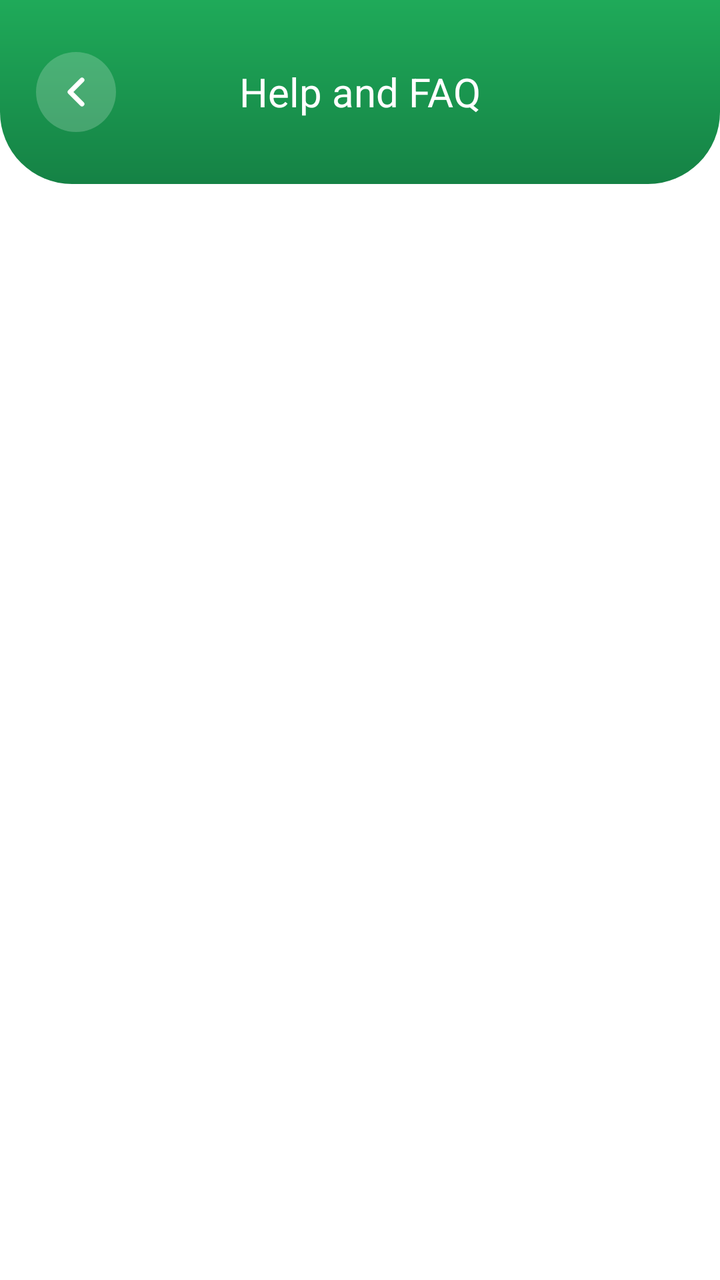
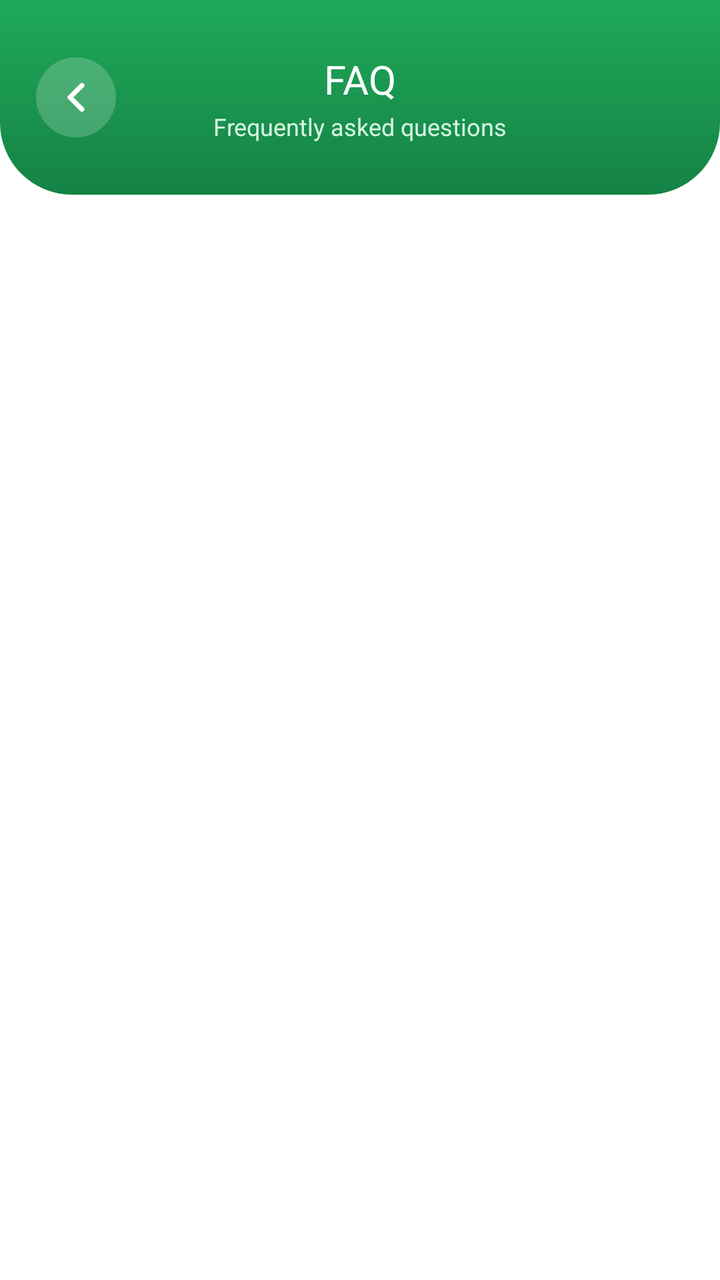

An Android layout rendered at two revisions. The XML below is the earlier revision; the diff shows what the commit changed to produce the second picture.
<!-- AndroidManifest.xml: application theme Theme.ViewGrow.Starting -->
<!-- res/layout/fragment_faq.xml -->
<?xml version="1.0" encoding="utf-8"?>
<LinearLayout xmlns:android="http://schemas.android.com/apk/res/android"
    android:layout_width="match_parent"
    android:layout_height="match_parent"
    android:background="@color/surface"
    android:orientation="vertical">

    <FrameLayout
        android:id="@+id/hero"
        android:layout_width="match_parent"
        android:layout_height="wrap_content"
        android:background="@drawable/bg_hero"
        android:paddingStart="18dp"
        android:paddingTop="26dp"
        android:paddingEnd="18dp"
        android:paddingBottom="26dp">
        <ImageView
            android:id="@+id/back"
            android:layout_width="40dp"
            android:layout_height="40dp"
            android:layout_gravity="start|center_vertical"
            android:background="@drawable/bg_back_circle"
            android:clickable="true"
            android:contentDescription="Back"
            android:focusable="true"
            android:padding="8dp"
            android:src="@drawable/ic_back" />
        <TextView
            android:layout_width="wrap_content"
            android:layout_height="wrap_content"
            android:layout_gravity="center"
            android:tag="extrabold"
            android:text="Help and FAQ"
            android:textColor="@color/white"
            android:textSize="20sp" />
    </FrameLayout>

    <ScrollView
        android:layout_width="match_parent"
        android:layout_height="0dp"
        android:layout_weight="1">
        <LinearLayout
            android:id="@+id/faq_body"
            android:layout_width="match_parent"
            android:layout_height="wrap_content"
            android:orientation="vertical"
            android:padding="16dp" />
    </ScrollView>
</LinearLayout>
<!-- resources referenced by this layout -->
<resources>
  <color name="surface">#FFFFFF</color>
  <color name="white">#FFFFFF</color>
  <!-- drawable bg_back_circle (drawable) -->
  <?xml version="1.0" encoding="utf-8"?>
  <shape xmlns:android="http://schemas.android.com/apk/res/android" android:shape="oval">
      <solid android:color="#33FFFFFF" />
  </shape>
  <!-- drawable bg_hero (drawable) -->
  <?xml version="1.0" encoding="utf-8"?>
  <shape xmlns:android="http://schemas.android.com/apk/res/android" android:shape="rectangle">
      <gradient android:angle="270" android:startColor="@color/green" android:endColor="@color/green_dark" />
      <corners android:bottomLeftRadius="36dp" android:bottomRightRadius="36dp" />
  </shape>
  <!-- drawable ic_back (drawable) -->
  <?xml version="1.0" encoding="utf-8"?>
  <vector xmlns:android="http://schemas.android.com/apk/res/android"
      android:width="24dp"
      android:height="24dp"
      android:viewportWidth="24"
      android:viewportHeight="24">
      <path
          android:fillColor="#00000000"
          android:pathData="M15,18l-6,-6 6,-6"
          android:strokeColor="#FFFFFFFF"
          android:strokeLineCap="round"
          android:strokeLineJoin="round"
          android:strokeWidth="2.4" />
  </vector>
  <style name="Theme.ViewGrow.Starting" parent="Theme.SplashScreen">
          <item name="windowSplashScreenBackground">@color/splash_bg</item>
          <item name="windowSplashScreenAnimatedIcon">@drawable/splash_icon</item>
          <item name="postSplashScreenTheme">@style/Theme.ViewGrow</item>
      </style>
  <color name="green">#1FAA59</color>
  <color name="green_dark">#158245</color>
  <color name="splash_bg">#F6F6F6</color>
  <!-- drawable splash_icon: png bitmap (drawable-nodpi, 113375 bytes) -->
  <style name="Theme.ViewGrow" parent="Theme.MaterialComponents.DayNight.NoActionBar">
          <item name="colorPrimary">@color/green</item>
          <item name="colorSurface">@color/surface</item>
          <item name="colorOnSurface">@color/dark</item>
          <item name="colorPrimaryVariant">@color/green_dark</item>
          <item name="colorOnPrimary">@color/white</item>
          <item name="colorSecondary">@color/green</item>
          <item name="colorControlActivated">@color/green</item>
          <item name="android:windowBackground">@color/surface</item>
          <item name="android:statusBarColor">@android:color/transparent</item>
          <item name="android:navigationBarColor">@color/surface</item>
          <item name="android:windowLightStatusBar">false</item>
      </style>
  <color name="dark">#111B21</color>
</resources>

<!-- the commit's change to res/layout/fragment_faq.xml (unified diff, before → after) -->
@@ -25,14 +25,27 @@
             android:focusable="true"
             android:padding="8dp"
             android:src="@drawable/ic_back" />
-        <TextView
+        <LinearLayout
             android:layout_width="wrap_content"
             android:layout_height="wrap_content"
             android:layout_gravity="center"
-            android:tag="extrabold"
-            android:text="Help and FAQ"
-            android:textColor="@color/white"
-            android:textSize="20sp" />
+            android:gravity="center_horizontal"
+            android:orientation="vertical">
+            <TextView
+                android:layout_width="wrap_content"
+                android:layout_height="wrap_content"
+                android:tag="extrabold"
+                android:text="FAQ"
+                android:textColor="@color/white"
+                android:textSize="20sp" />
+            <TextView
+                android:layout_width="wrap_content"
+                android:layout_height="wrap_content"
+                android:layout_marginTop="2dp"
+                android:text="Frequently asked questions"
+                android:textColor="@color/header_text_soft"
+                android:textSize="12sp" />
+        </LinearLayout>
     </FrameLayout>
 
     <ScrollView
<!-- resource entries referenced after the edit -->
@@ -1,5 +1,6 @@
 <!-- resources referenced by this layout -->
 <resources>
+  <color name="header_text_soft">#D6F4E2</color>
   <color name="surface">#FFFFFF</color>
   <color name="white">#FFFFFF</color>
   <!-- drawable bg_back_circle (drawable) -->
